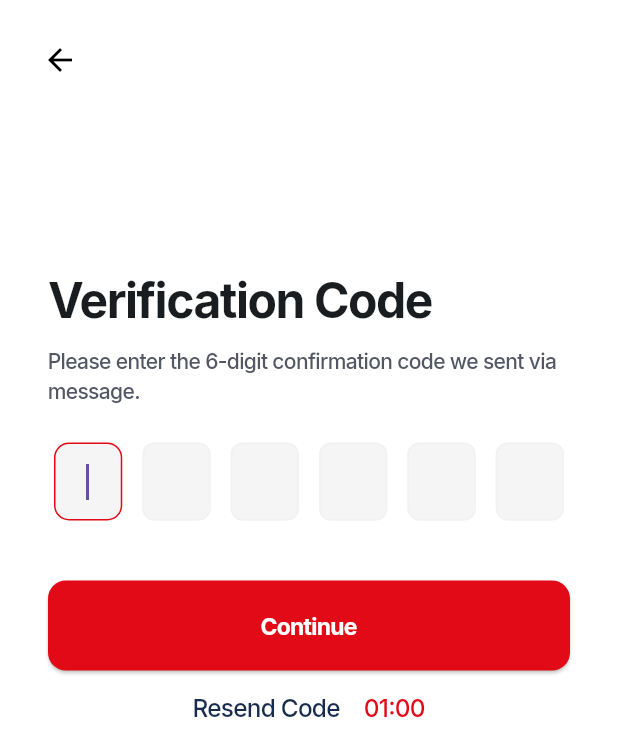
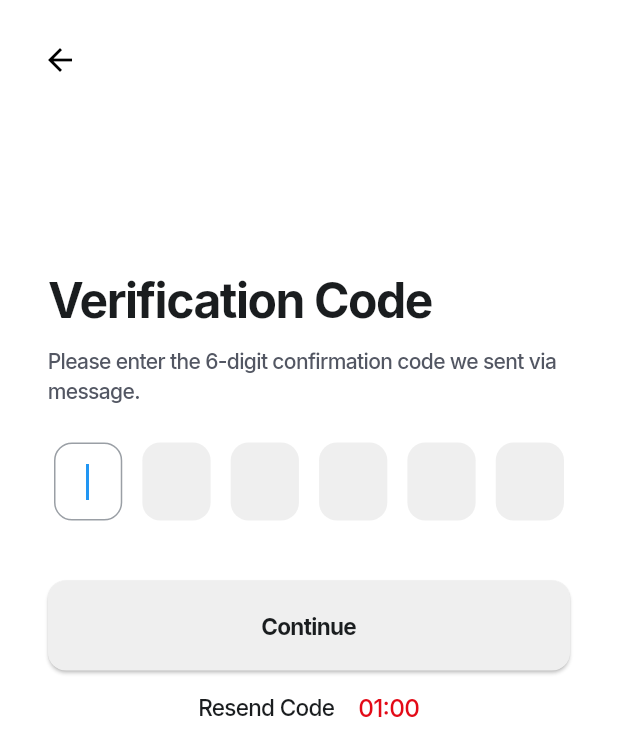
Before and after one commit to aymer-prime/gelirx, a Flutter app: the screen it shows after launch, swiped to page 3, on a phone screen of 412 x 824 dp. Shown: the top 756 px of the screen. Run offline on Flutter 3.47's test engine with Material 3 defaults, Android fonts, the phone set to English and light mode, and no system bars; our stand-ins replace another_flushbar, auto_route, bloc, cached_network_image, connectivity_plus, dartz and 24 more; missing offline and left inert: dart:ffi, flutter_callkit_incoming, flutter_facebook_auth, flutter_map_cancellable_tile_provider, geolocator_platform_interface; accounts and stored records are empty.

Commit message:
update otp

```diff
--- a/lib/app/utils/resources/color_manager.dart
+++ b/lib/app/utils/resources/color_manager.dart
@@ -29,8 +29,11 @@ class ColorManager {
   //buttons
   static Color buttonTextColor = const Color(0xffffffff);
   static Color disabledButtonColor = const Color(0xff999999);
+  static Color lightgreybuttonColor = const Color(0xFFEFEFEF);
+  static Color buttonColor = const Color(0xFFEFEFEF);
   static Color disabledButtonTextColor = const Color(0xffe6e6e6);
   static Color outlineButtonBorderColor = const Color(0xff2E4460);
+  static Color outlineOtpBorderColor = const Color(0xff9A9FA5);
   //text_field
   static Color textfieldNumFillColor = const Color(0xffF5F5F5);
   static Color textfieldHintColor = const Color(0xff999999);
--- a/lib/app/utils/resources/values_manager.dart
+++ b/lib/app/utils/resources/values_manager.dart
@@ -39,6 +39,7 @@ class AppSize {
   static const double s10 = 10.0;
   static const double s12 = 12.0;
   static const double s14 = 14.0;
+  static const double s15 = 15.0;
   static const double s16 = 16.0;
   static const double s18 = 18.0;
   static const double s20 = 20.0;
--- a/lib/features/auth/presentation/pages/auth_pageview_pages/otp_page.dart
+++ b/lib/features/auth/presentation/pages/auth_pageview_pages/otp_page.dart
@@ -71,13 +71,13 @@ class OtpPage extends HookWidget {
                   style: getTextStyle(AppSize.s14, FontWeight.w500, ColorManager.blackTextColorWithOpacity),
                 ),
                 const SizedBox(height: AppSize.s24),
+               // const OtpInputFields(),
                   Row(
                     mainAxisAlignment: MainAxisAlignment.spaceBetween,
                     children: List.generate(6, (index) {
-                    return _otpTextField(
-                      context,
-                      otpControllers[index],
-                      index == 0,
+                      return OtpTextField(
+                        controller: otpControllers[index],
+                        autoFocus: index == 0,
                       );
                     }),
                   ),
@@ -86,6 +86,7 @@ class OtpPage extends HookWidget {
                   width: double.infinity,
                   height: AppSize.s60,
                   child: ElevatedButton(
+                    style: ElevatedButton.styleFrom(backgroundColor: ColorManager.lightgreybuttonColor),
                     onPressed: () {
                       final otpCode = otpControllers.map((c) => c.text).join();
                       if (otpCode.length == 6) {
@@ -101,7 +102,7 @@ class OtpPage extends HookWidget {
                         );
                       }
                     },
-                    child: const Text(AppStrings.continueTxt),
+                    child:  Text(AppStrings.continueTxt,style: getTextStyle(AppSize.s15, FontWeight.w700, ColorManager.headerTextColor),),
                   ),
                 ),
                 Row(
@@ -110,7 +111,7 @@ class OtpPage extends HookWidget {
                     Text(
                       'Resend Code',
                       textAlign: TextAlign.center,
-                      style: context.textTheme.bodyLarge,
+                       style: getTextStyle(AppSize.s15, FontWeight.w500, ColorManager.headerTextColor)
                     ),
                     const SizedBox(width: AppSize.s16),
                     SizedBox(
@@ -153,22 +154,56 @@ class OtpPage extends HookWidget {
   }
 }
 
-Widget _otpTextField(
-    BuildContext context, TextEditingController controller, bool autoFocus) {
+class OtpTextField extends StatefulWidget {
+  final TextEditingController controller;
+  final bool autoFocus;
+
+  const OtpTextField({
+    Key? key,
+    required this.controller,
+    required this.autoFocus,
+  }) : super(key: key);
+
+  @override
+  _OtpTextFieldState createState() => _OtpTextFieldState();
+}
+
+class _OtpTextFieldState extends State<OtpTextField> {
+  late FocusNode _focusNode;
+
+  @override
+  void initState() {
+    super.initState();
+    _focusNode = FocusNode();
+    _focusNode.addListener(() {
+      // Trigger a rebuild when the focus changes
+      setState(() {});
+    });
+  }
+
+  @override
+  void dispose() {
+    _focusNode.dispose();
+    super.dispose();
+  }
+
+  @override
+  Widget build(BuildContext context) {
     return Padding(
       padding: const EdgeInsets.symmetric(horizontal: AppPadding.p4),
       child: SizedBox(
         height: AppSize.s52,
-      //width: AppSize.s56,
         child: AspectRatio(
           aspectRatio: 0.875,
           child: TextField(
-          controller: controller,
+            focusNode: _focusNode,
+            controller: widget.controller,
             textAlign: TextAlign.center,
-          autofocus: autoFocus,
+            autofocus: widget.autoFocus,
             keyboardType: TextInputType.number,
             maxLines: null,
             expands: true,
+            cursorColor: Colors.blue,
             onChanged: (value) {
               if (value.isNotEmpty) {
                 FocusScope.of(context).nextFocus();
@@ -176,9 +211,20 @@ Widget _otpTextField(
             },
             decoration: InputDecoration(
               contentPadding: EdgeInsets.zero,
-              fillColor: ColorManager.textfieldNumFillColor),
+              fillColor: _focusNode.hasFocus ? Colors.white : ColorManager.lightgreybuttonColor,
+              filled: true,
+              focusedBorder: OutlineInputBorder(
+                borderSide: BorderSide(color: ColorManager.outlineOtpBorderColor),
+                borderRadius: BorderRadius.circular(AppSize.s12),
+              ),
+              enabledBorder: OutlineInputBorder(
+                borderSide: const BorderSide(color: Colors.transparent),
+                borderRadius: BorderRadius.circular(AppSize.s12),
+              ),
+            ),
           ),
         ),
       ),
     );
   }
+}
```
Lines whose indentation alone changed are shown as unchanged.
